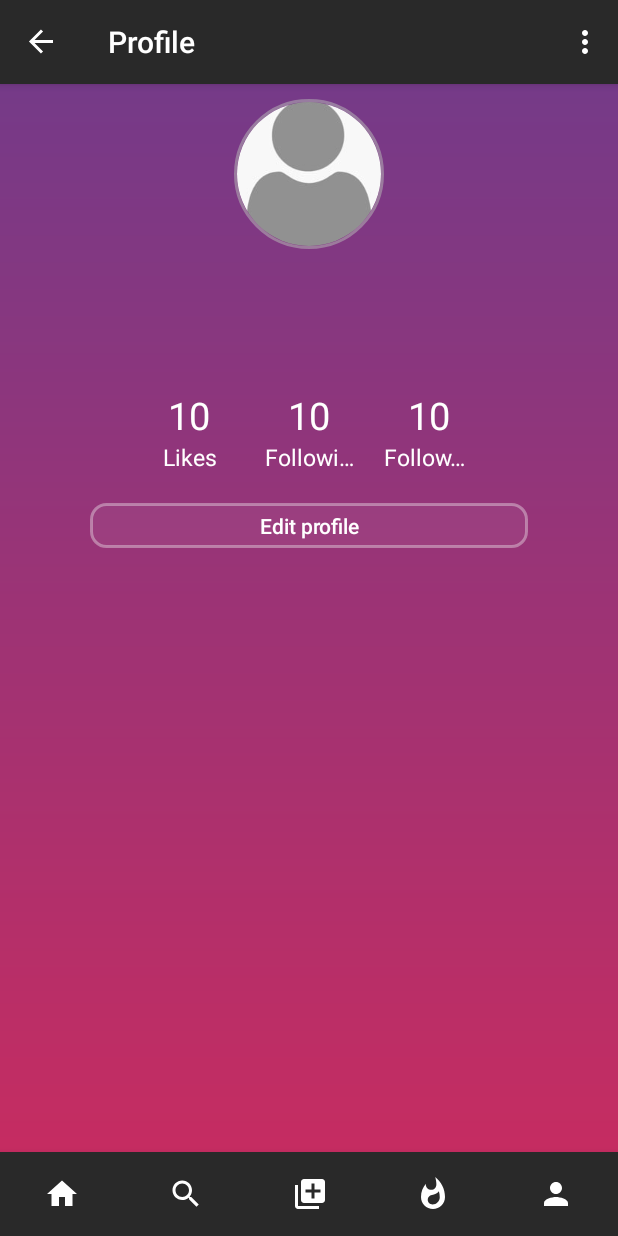
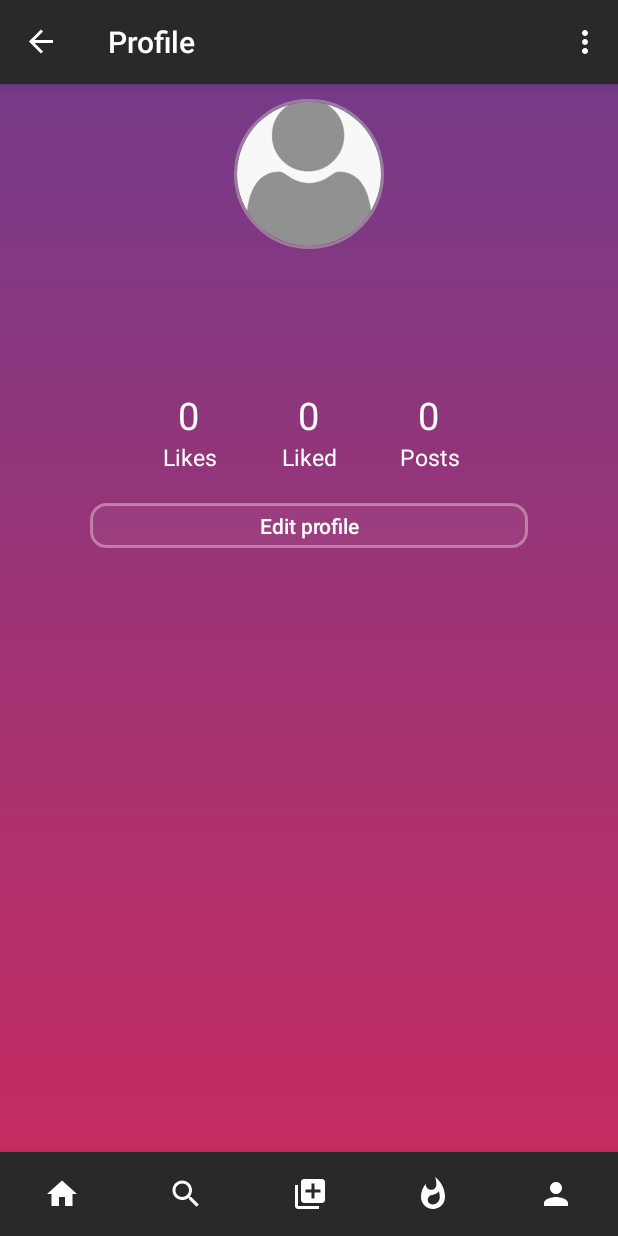
Before and after one commit to Carliitos/artitude, an Android app: the accountinfo screen opened through its navigation route, on a phone screen of 412 x 824 dp. Run offline under Robolectric (Android 15) with nearby library versions, the light colour scheme and no system bars; our stand-ins replace CircleImageView, Firebase (no records; nobody signed in at launch, a user with empty details on screens opened directly), Picasso, navigation-ui; libraries missing offline, so code that uses them is left out: com.lorentzos.flingswipe, com.plattysoft.leonids, com.theartofdev.edmodo; pictures from the network do not load; 6 statements that could not run were skipped.

Commit message:
Adding likes, liked, posts info

```diff
--- a/app/build.gradle
+++ b/app/build.gradle
@@ -25,7 +25,8 @@ android {
     }
     buildTypes {
         release {
-            minifyEnabled false
+            minifyEnabled true
+            shrinkResources true
             proguardFiles getDefaultProguardFile('proguard-android-optimize.txt'), 'proguard-rules.pro'
         }
     }
@@ -59,4 +60,7 @@ dependencies {
     implementation 'com.squareup.picasso:picasso:2.71828'
     implementation 'com.theartofdev.edmodo:android-image-cropper:2.8.+'
     implementation 'com.plattysoft.leonids:LeonidsLib:1.3.2'
+
+    //Stars
+    implementation 'com.sofakingforever.libraries:animated-stars-android:1.1.4@aar'
 }
--- a/app/src/main/java/art/projects/artitude/PostDetails.kt
+++ b/app/src/main/java/art/projects/artitude/PostDetails.kt
@@ -126,7 +126,7 @@ class PostDetails : Fragment() {
     }
     private fun getUserInfo(userId:String){
         var usersRef = FirebaseDatabase.getInstance().reference.child("users").child(userId)
-        usersRef.addValueEventListener(object:ValueEventListener{
+        usersRef.addListenerForSingleValueEvent(object:ValueEventListener{
             override fun onDataChange(p0: DataSnapshot) {
                 if(p0.exists()){
                     val user = p0.getValue<User>(User::class.java)
--- a/app/src/main/java/art/projects/artitude/accountinfo.kt
+++ b/app/src/main/java/art/projects/artitude/accountinfo.kt
@@ -68,7 +68,7 @@ class accountinfo : Fragment() {
                         if(user?.bio!=""){
                             bios?.text = user?.bio
                         }else{
-                            bios.visibility=View.GONE
+                            bios?.visibility=View.GONE
                         }
 
                     }
@@ -104,7 +104,9 @@ class accountinfo : Fragment() {
 
     private fun getUserPictures(){
         val posts = FirebaseDatabase.getInstance().reference.child("Posts")
-        posts.addValueEventListener(object: ValueEventListener{
+        posts.addListenerForSingleValueEvent(object: ValueEventListener{
+            var totalLikes = 0;
+            var totalPosts = 0
             override fun onDataChange(p0: DataSnapshot) {
                 if(p0.exists()){
                     (postList as ArrayList<Post>).clear()
@@ -112,11 +114,27 @@ class accountinfo : Fragment() {
                         val post = snapshot.getValue(Post::class.java)!!
                         if(post.user.equals(userId)){
                             (postList as ArrayList<Post>).add(post)
+                            totalLikes += post.timesliked!!
+                            imageAdapter?.notifyDataSetChanged()
+                            totalPosts++;
                         }
-                        Collections.reverse(postList)
-                        imageAdapter!!.notifyDataSetChanged()
+                        Collections.reverse(postList!!)
                     }
                 }
+                postnumber?.text=totalPosts.toString()
+                likes?.text =totalLikes.toString()
+            }
+
+            override fun onCancelled(p0: DatabaseError) {
+
+            }
+        })
+        //Gets the total liked images
+        FirebaseDatabase.getInstance().reference.child("users").child(userId!!).child("liked").addListenerForSingleValueEvent(object: ValueEventListener{
+
+            override fun onDataChange(p0: DataSnapshot) {
+                liked?.text = p0.childrenCount.toString()
+
             }
 
             override fun onCancelled(p0: DatabaseError) {
--- a/app/src/main/java/art/projects/artitude/swiper.kt
+++ b/app/src/main/java/art/projects/artitude/swiper.kt
@@ -9,6 +9,8 @@ import android.view.LayoutInflater
 import android.view.View
 import android.view.ViewGroup
 import android.util.Log
+import android.view.animation.Animation
+import android.view.animation.AnimationUtils
 import android.widget.ListView
 import androidx.navigation.Navigation
 import art.projects.artitude.Adapter.arrayAdapter
@@ -44,6 +46,7 @@ class swiper : Fragment() {
     }
     var listview:ListView?=null
     var rowItems:List<cards>?=null
+    var animation:Animation?=null
     override fun onViewCreated(view: View, savedInstanceState: Bundle?) {
         super.onViewCreated(view, savedInstanceState)
         val context = this.requireContext()
@@ -52,7 +55,10 @@ class swiper : Fragment() {
         (activity as MainActivity).showActionBar()
         screenSize()
         userId =FirebaseAuth.getInstance().uid
+        //Background fade in animation
+        animation = AnimationUtils.loadAnimation(this.requireContext(), R.anim.fragment_fade_enter)
         getPosts()
+
 
         rowItems = ArrayList<cards>()
 
@@ -110,21 +116,19 @@ class swiper : Fragment() {
                 val postinfo = HashMap<String, Any>()
                 postinfo["description"] = (dataObject as cards).name.toString()
                 postinfo["tags"]= dataObject.tags.toString()
-                //db.child("Rated").child(userId!!).child("liked").child(dataObject.postId!!).updateChildren(postinfo)
+
                 db.child("Posts").child(dataObject.postId!!).child("rated").child("liked").child(userId!!).setValue(true)
-
+                db.child("users").child(userId!!).child("liked").child(dataObject.postId!!).setValue(postinfo)
                 //Increases the times that it has been liked
                 val increment = db.child("Posts").child(dataObject.postId!!).child("timesliked")
                 increment.addListenerForSingleValueEvent(object: ValueEventListener {
                     override fun onDataChange(p0: DataSnapshot) {
                         if(p0.exists()&&p0.getValue(Int::class.java)!=null){
                             val amount = p0.getValue(Int::class.java)
-                            println("THE VALUE IS: "+amount)
                             db.child("Posts").child(dataObject.postId!!).child("timesliked").setValue(amount!! +1)
                         }else{
                             db.child("Posts").child(dataObject.postId!!).child("timesliked").setValue(1)
                         }
-
                     }
 
 
@@ -187,8 +191,11 @@ class swiper : Fragment() {
                             if(up2date!=null){
                                 if(rowItems!!.isEmpty()){
                                     up2date!!.visibility=View.VISIBLE
+                                    stars.startAnimation(animation)
+                                    stars.visibility=View.VISIBLE
                                 }else{
                                     up2date!!.visibility=View.GONE
+                                    stars.visibility=View.INVISIBLE
                                 }
 
                             }
@@ -253,6 +260,14 @@ class swiper : Fragment() {
 
         }
     }
+    override fun onStart() {
+        super.onStart()
+        stars.onStart()
+    }
 
+    override fun onStop() {
+        stars.onStop()
+        super.onStop()
+    }
 
 }
--- a/app/src/main/res/drawable/warningbackground.xml
+++ b/app/src/main/res/drawable/warningbackground.xml
@@ -1,7 +1,7 @@
 <?xml version="1.0" encoding="UTF-8"?>
 <shape xmlns:android="http://schemas.android.com/apk/res/android">
-    <solid android:color="#494949"/>
-    <stroke android:width="3dp" android:color="#474747" />
+    <solid android:color="#E4353535"/>
+    <stroke android:width="3dp" android:color="#E4353535" />
     <corners android:radius="10dp"/>
     <padding android:left="0dp" android:top="0dp" android:right="0dp" android:bottom="0dp" />
 </shape>
--- a/app/src/main/res/layout/fragment_accountinfo.xml
+++ b/app/src/main/res/layout/fragment_accountinfo.xml
@@ -65,6 +65,7 @@
             android:layout_margin="10dp"
             android:layout_height="wrap_content">
             <TextView
+                android:id="@+id/likes"
                 android:layout_width="wrap_content"
                 android:layout_height="wrap_content"
                 android:text="10"
@@ -89,6 +90,7 @@
             android:layout_margin="10dp"
             android:layout_height="wrap_content">
             <TextView
+                android:id="@+id/liked"
                 android:layout_width="wrap_content"
                 android:layout_height="wrap_content"
                 android:text="10"
@@ -99,7 +101,7 @@
                 android:gravity="center"
                 android:layout_width="@dimen/maxFollowSize"
                 android:layout_height="wrap_content"
-                android:text="Following"
+                android:text="Liked"
                 android:textColor="#FFFFFF"
                 android:textSize="15dp"
                 android:ellipsize="end"
@@ -114,6 +116,8 @@
             android:layout_margin="10dp"
             android:layout_height="wrap_content">
             <TextView
+                android:id="@+id/postnumber"
+
                 android:layout_width="wrap_content"
                 android:layout_height="wrap_content"
                 android:text="10"
@@ -123,7 +127,8 @@
             <TextView
                 android:layout_width="@dimen/maxFollowSize"
                 android:layout_height="wrap_content"
-                android:text="Followers"
+                android:text="Posts"
+                android:gravity="center"
                 android:textColor="#FFFFFF"
                 android:textSize="15dp"
                 android:ellipsize="end"
--- a/app/src/main/res/layout/fragment_search_profiles.xml
+++ b/app/src/main/res/layout/fragment_search_profiles.xml
@@ -3,6 +3,7 @@
     xmlns:tools="http://schemas.android.com/tools"
     android:layout_width="match_parent"
     android:layout_height="match_parent"
+    xmlns:app="http://schemas.android.com/apk/res-auto"
     tools:context=".searchProfiles">
 
     <RelativeLayout
@@ -17,6 +18,7 @@
             android:src="@drawable/search"
             />
         <EditText
+            app:backgroundTint="#FFFFFF"
             android:id="@+id/searchedittext"
             android:layout_toRightOf="@+id/lupa"
             android:hint="Search"
--- a/app/src/main/res/layout/user_item.xml
+++ b/app/src/main/res/layout/user_item.xml
@@ -7,7 +7,7 @@
     android:layout_marginTop="10dp"
     android:layout_marginLeft="100dp"
     android:layout_marginRight="100dp"
-    android:background="#9601A7"
+    android:background="@drawable/searcheduser"
     >
 
 <RelativeLayout
--- a/app/src/main/res/values/colors.xml
+++ b/app/src/main/res/values/colors.xml
@@ -3,4 +3,8 @@
     <color name="colorPrimary">#292929</color>
     <color name="colorPrimaryDark">#000000</color>
     <color name="colorAccent">#D81B60</color>
+    <color name="star_color_1">#FFE0EA</color>
+    <color name="star_color_2">#C94AAD</color>
+    <color name="star_color_3">#FF8A00</color>
+    <color name="star_color_4">#C91D85</color>
 </resources>
--- a/build.gradle
+++ b/build.gradle
@@ -22,7 +22,7 @@ allprojects {
     repositories {
         google()
         jcenter()
-
+        maven { url "http://dl.bintray.com/sofakingforever/libraries" }
     }
 }
 
```
Also changed, not shown: app/src/main/res/drawable/searcheduser.xml (added, +17 -0 lines), app/src/main/res/layout/fragment_edit_profile.xml (+11 -9 lines), app/src/main/res/layout/fragment_swiper.xml (+14 -2 lines), app/src/main/res/layout/post_item.xml (+4 -3 lines), app/src/main/res/values/array.xml (added, +20 -0 lines).
